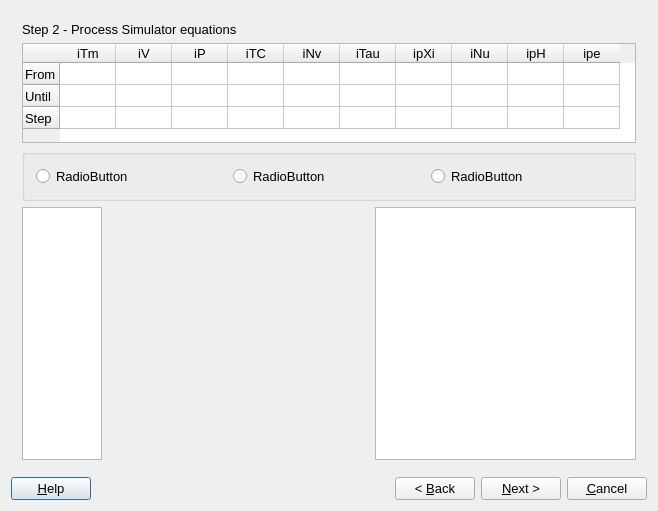
Above: gems3/vizor4/dlg4/ProcessWizard4.ui from gemshub/GEMSGUI before the change. Below: the same form after it.
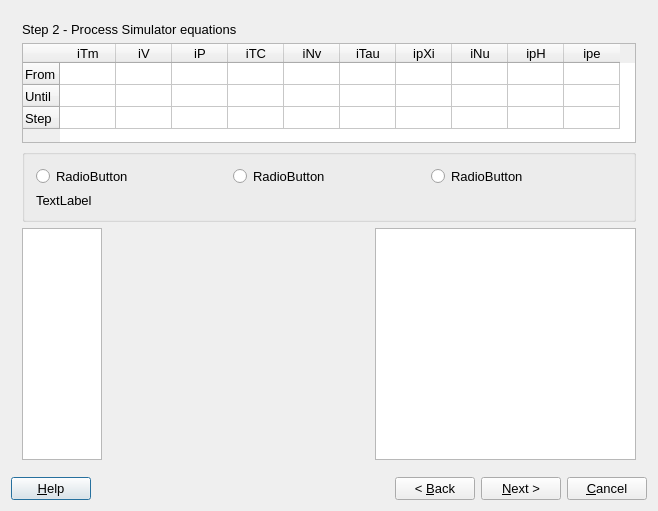
That is the form after the change.

Commit message: added label for information to ProcessWizard (SD)

The edit to the form file:
```diff
--- a/gems3/vizor4/dlg4/ProcessWizard4.ui
+++ b/gems3/vizor4/dlg4/ProcessWizard4.ui
@@ -259,7 +259,7 @@
       </layout>
      </widget>
      <widget class="QWidget" name="page_6">
-      <layout class="QGridLayout" name="gridLayout">
+      <layout class="QGridLayout" name="gridLayout_2">
        <item row="0" column="0" colspan="2">
         <widget class="QLabel" name="pageName_2">
          <property name="sizePolicy">
@@ -446,28 +446,38 @@
          <property name="title">
           <string/>
          </property>
-         <layout class="QHBoxLayout" name="horizontalLayout">
-          <item>
+         <layout class="QGridLayout" name="gridLayout">
+          <item row="0" column="0">
            <widget class="QRadioButton" name="sub1">
             <property name="text">
              <string>RadioButton</string>
             </property>
            </widget>
           </item>
-          <item>
+          <item row="0" column="1">
            <widget class="QRadioButton" name="sub2">
             <property name="text">
              <string>RadioButton</string>
             </property>
            </widget>
           </item>
-          <item>
+          <item row="0" column="2">
            <widget class="QRadioButton" name="sub3">
             <property name="text">
              <string>RadioButton</string>
             </property>
            </widget>
           </item>
+          <item row="1" column="0">
+           <widget class="QLabel" name="lAbout">
+            <property name="text">
+             <string>TextLabel</string>
+            </property>
+            <property name="wordWrap">
+             <bool>true</bool>
+            </property>
+           </widget>
+          </item>
          </layout>
         </widget>
        </item>
```
The commit also changes 1 other file.
